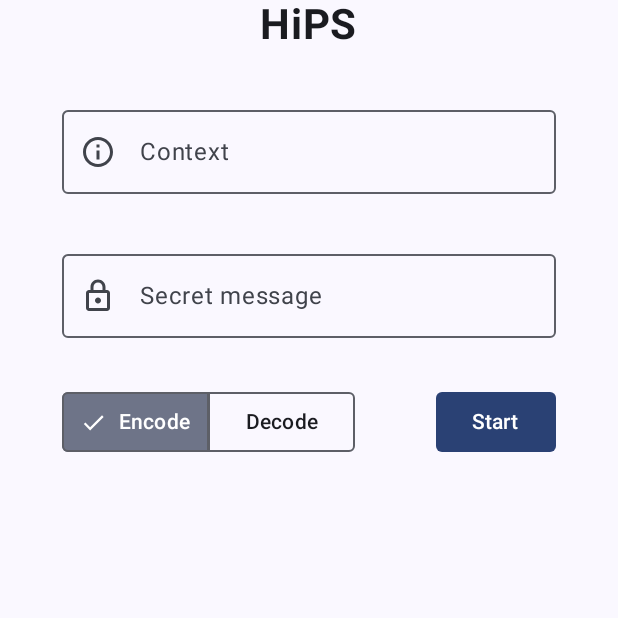
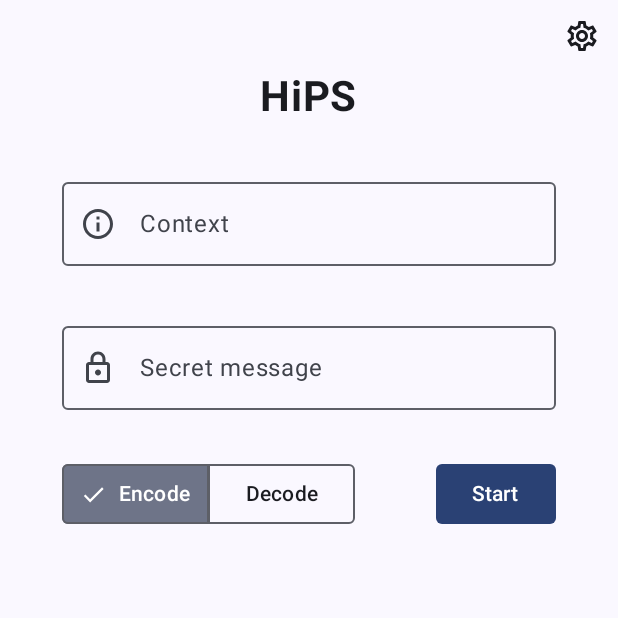
Before and after one commit to tobiasvonderheidt/hips, an Android app built with Jetpack Compose: the screen it shows after launch (MainActivity), on a phone screen of 412 x 824 dp, the top half of it. Run offline under Robolectric (Android 15) with nearby library versions, the phone set to English and light mode, and no system bars.

Commit message:
Add settings icon on top of MainScreen

```diff
--- a/app/src/main/java/org/vonderheidt/hips/MainActivity.kt
+++ b/app/src/main/java/org/vonderheidt/hips/MainActivity.kt
@@ -24,9 +24,11 @@ import androidx.compose.material.icons.outlined.Clear
 import androidx.compose.material.icons.outlined.Email
 import androidx.compose.material.icons.outlined.Info
 import androidx.compose.material.icons.outlined.Lock
+import androidx.compose.material.icons.outlined.Settings
 import androidx.compose.material3.Button
 import androidx.compose.material3.CircularProgressIndicator
 import androidx.compose.material3.Icon
+import androidx.compose.material3.IconButton
 import androidx.compose.material3.OutlinedTextField
 import androidx.compose.material3.Scaffold
 import androidx.compose.material3.SegmentedButton
@@ -104,6 +106,21 @@ fun MainScreen(modifier: Modifier) {
             .verticalScroll(state = scrollState),
         horizontalAlignment = Alignment.CenterHorizontally
     ) {
+        // Settings icon
+        Row(
+            modifier = modifier.fillMaxWidth(),
+            horizontalArrangement = Arrangement.End
+        ) {
+            IconButton(
+                onClick = { }
+            ) {
+                Icon(
+                    imageVector = Icons.Outlined.Settings,
+                    contentDescription = "Settings"
+                )
+            }
+        }
+
         // App name
         // Doesn't need modifier since horizontalAlignment of Column already centers it
         Row {
```
